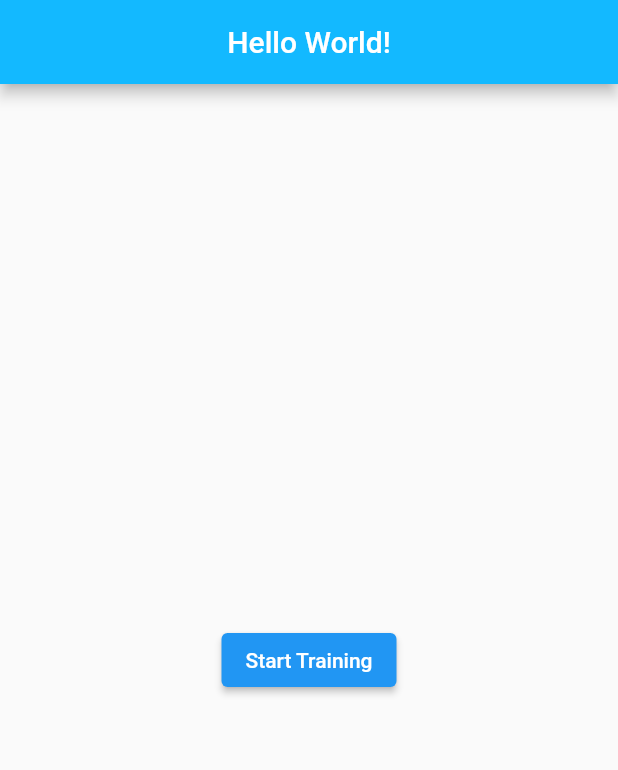
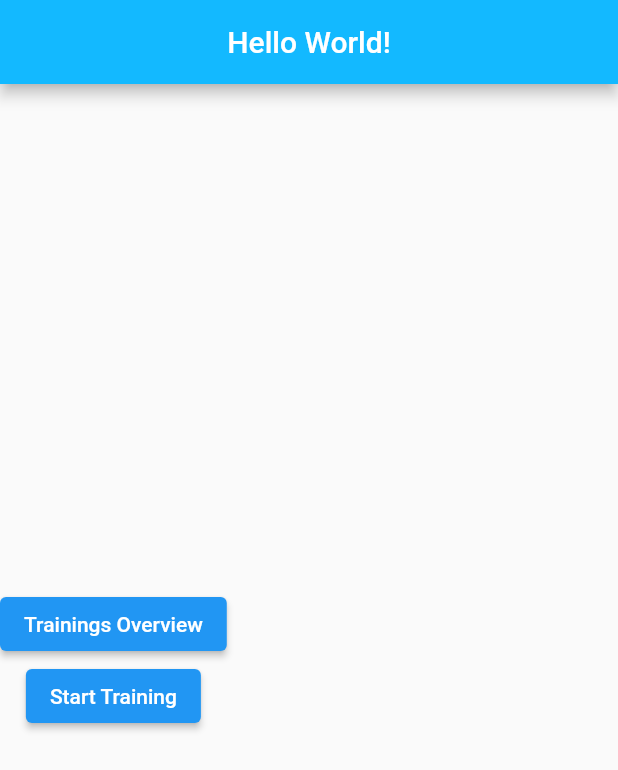
Before and after one commit to JohannesFoltin/fitnessfourthausend, a Flutter app: the screen it shows after launch, on a phone screen of 412 x 824 dp. Shown: the top 770 px of the screen. Run offline on Flutter 3.47's test engine with Material 2 defaults, Android fonts, the phone set to English and light mode, and no system bars; our stand-ins replace bloc, equatable, flutter_bloc, rxdart, shared_preferences; generated files the repository leaves out were written again.

Commit message:
TrainingEditor is kinda working vol.2

```diff
--- a/lib/home/view/home_view.dart
+++ b/lib/home/view/home_view.dart
@@ -1,7 +1,9 @@
 import 'package:fitnessfourthausend/app/navigationBloc/navigation_bloc.dart';
 import 'package:fitnessfourthausend/trainingEditor/view.dart';
+import 'package:fitnessfourthausend/trainingOverview/view/trainingOverviewView.dart';
 import 'package:flutter/material.dart';
 import 'package:flutter_bloc/flutter_bloc.dart';
+
 class HomePage extends StatelessWidget {
   const HomePage({super.key});
 
@@ -25,12 +27,19 @@ class HomeView extends StatelessWidget {
           title: Text("Hello World!"),
           centerTitle: true,
         ),
-        body: Center(
-          child: ElevatedButton(
-            onPressed: () =>
-                Navigator.of(context).push(TrainingEditorPage.route()),
-            child: const Text("Start Training"),
-          ),
+        body: Column(
+          mainAxisAlignment: MainAxisAlignment.center,
+          children: [
+            ElevatedButton(
+                onPressed: () =>
+                    Navigator.of(context).push(TrainingOverviewPage.route()),
+                child: Text("Trainings Overview")),
+            ElevatedButton(
+              onPressed: () =>
+                  Navigator.of(context).push(TrainingEditorPage.route()),
+              child: const Text("Start Training"),
+            ),
+          ],
         ));
   }
 }
--- a/lib/trainingEditor/bloc/training_editor_event.dart
+++ b/lib/trainingEditor/bloc/training_editor_event.dart
@@ -20,3 +20,5 @@ final class AddExercise extends TrainingEditorEvent {
   @override
   List<Object> get props => [exercise];
 }
+
+final class SubmitTraining extends TrainingEditorEvent {}
--- a/packages/trainings_api/lib/src/Models/training.dart
+++ b/packages/trainings_api/lib/src/Models/training.dart
@@ -12,7 +12,7 @@ class Training {
   final String id;
   final int duration;
   final DateTime? date;
-  List<Exercise> exercises;
+  final List<Exercise> exercises;
 
   Training( {
     this.duration = 0,
```
Also changed, not shown: lib/trainingEditor/bloc/training_editor_bloc.dart (+12 -3 lines), lib/trainingEditor/view/training_editor_page.dart (+22 -6 lines), lib/trainingOverview/view/trainingOverviewView.dart (+6 -1 lines).
